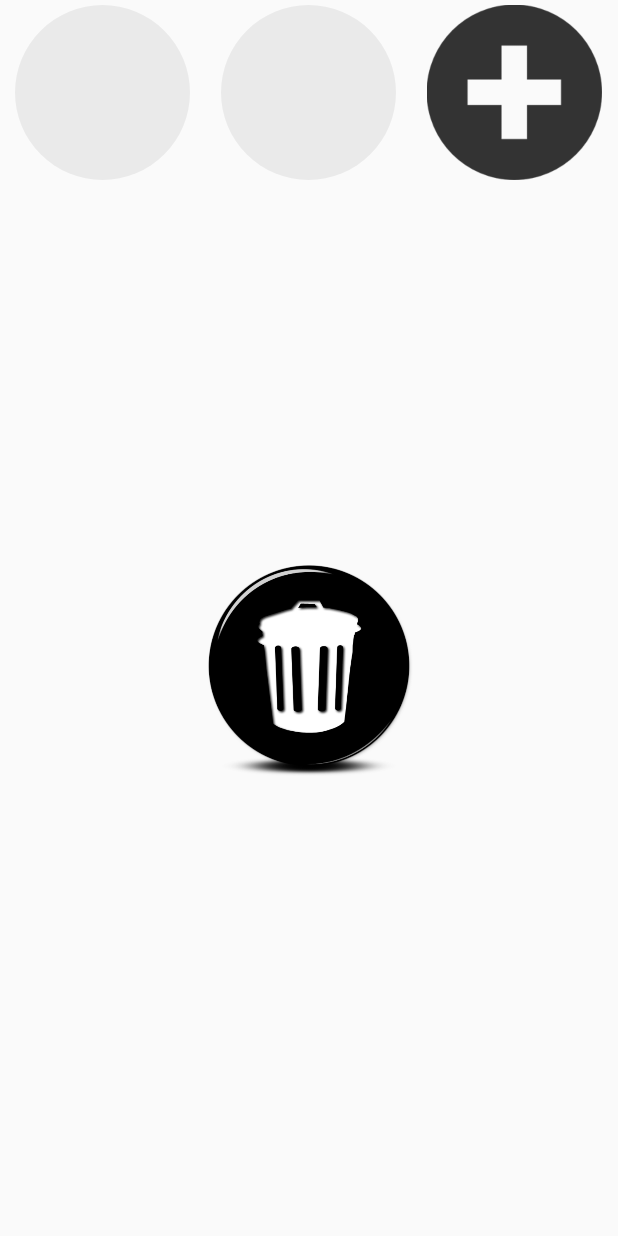
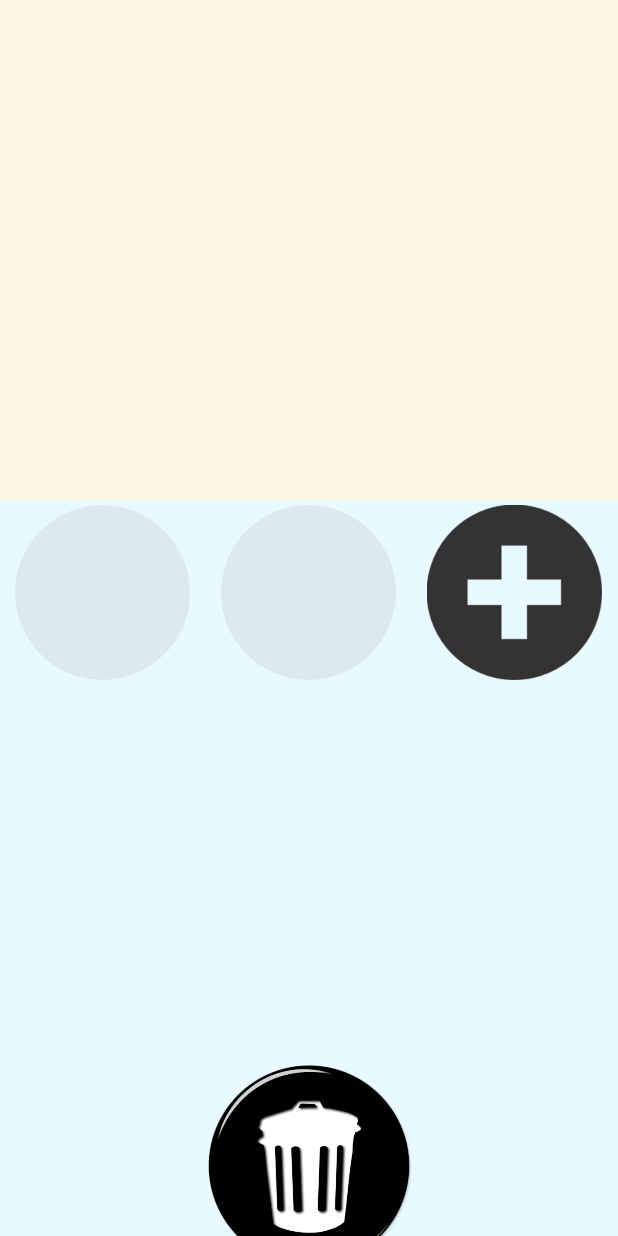
Before and after one commit to EricDAvila/TurnTracker, an Android app: the screen it shows after launch (MainActivity), on a phone screen of 412 x 824 dp. Run offline under Robolectric (Android 15) with nearby library versions, the phone set to English and light mode, and no system bars.

Commit message:
Added navasmdc's MaterialDesignLibrary gradle dependency, color, and placeholder space above tokens

```diff
--- a/mobile/build.gradle
+++ b/mobile/build.gradle
@@ -19,7 +19,12 @@ android {
     }
 }
 
+repositories {
+    jcenter()
+}
+
 dependencies {
     compile fileTree(dir: 'libs', include: ['*.jar'])
     compile 'com.android.support:appcompat-v7:22.2.0'
+    compile 'com.github.navasmdc:MaterialDesign:1.5@aar'
 }
--- a/mobile/src/main/res/layout/activity_main.xml
+++ b/mobile/src/main/res/layout/activity_main.xml
@@ -3,6 +3,11 @@
     android:layout_width="fill_parent"
     android:layout_height="fill_parent"
     android:orientation="vertical" >
+    <FrameLayout
+        android:layout_width="fill_parent"
+        android:layout_height="500px"
+        android:background="#fffff5e5">
+    </FrameLayout>
 <GridView xmlns:android="http://schemas.android.com/apk/res/android"
     android:id="@+id/gridView1"
     android:numColumns="3"
@@ -10,14 +15,16 @@
     android:columnWidth="100dp"
     android:stretchMode="columnWidth"
     android:layout_width="fill_parent"
-    android:layout_height="wrap_content" >
+    android:layout_height="wrap_content"
+    android:background="#ffe9faff">
 
 </GridView>
     <ImageView
         android:layout_width="fill_parent"
         android:layout_height="150dp"
         android:id="@+id/trash"
-        android:src="@drawable/can"/>
+        android:src="@drawable/can"
+        android:background="#ffe9faff"/>
 
 
 </LinearLayout>
```
Also changed, not shown: mobile/src/main/res/drawable/trash.xml (added, +8 -0 lines), 1 other file.
